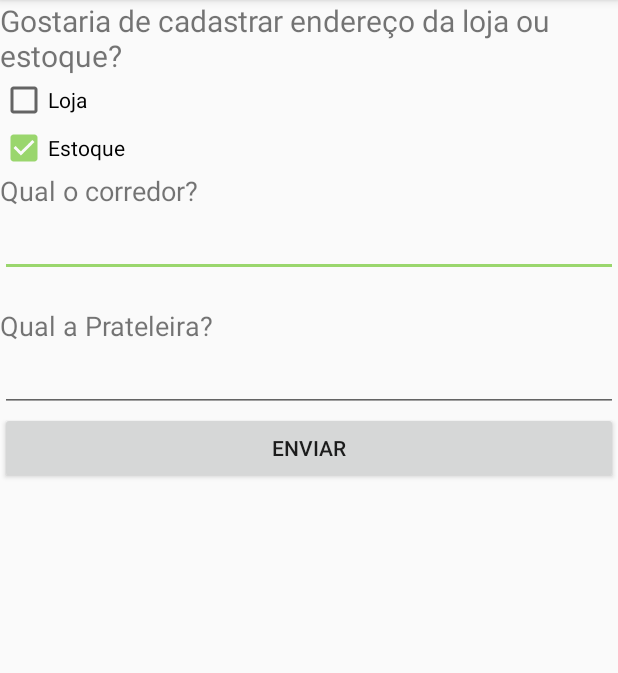
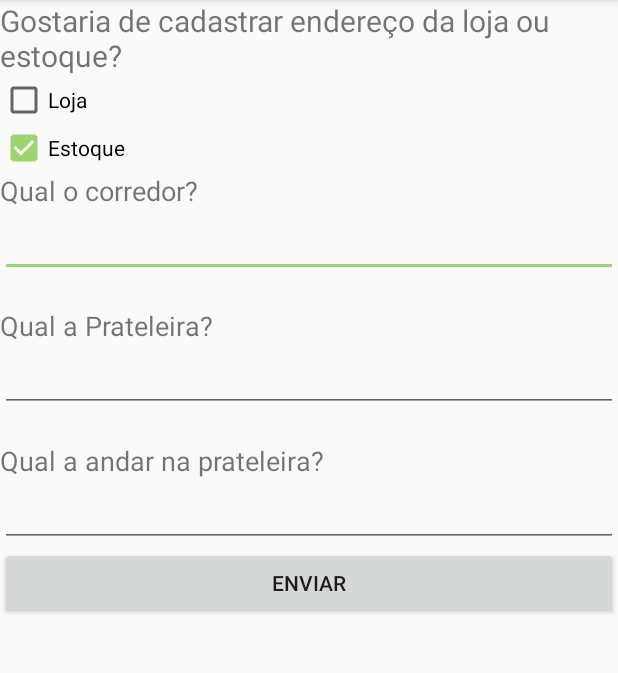
Before and after one commit to ErickjrSantos/GOPP, an Android app: the CadastroEnderecoActivity screen opened directly, with no data from a screen before it, on a phone screen of 412 x 824 dp, the part 84-757 px from its top. Run offline under Robolectric (Android 15) with nearby library versions, the phone set to English and light mode, and no system bars.

Commit message:
Cadastro de endereco, falta connection!

```diff
--- a/app/src/main/java/com/example/admin/estoquescan/CadastroEnderecoActivity.java
+++ b/app/src/main/java/com/example/admin/estoquescan/CadastroEnderecoActivity.java
@@ -10,18 +10,21 @@ import android.widget.TextView;
 import android.widget.Toast;
 
 public class CadastroEnderecoActivity extends AppCompatActivity {
-    EditText txtCorredor;
-    EditText txtPrateleira;
-    int tipoDoEndereco = 0;
+    private EditText txtCorredor;
+    private EditText txtPrateleira;
+    private EditText txtAndarPrateleira;
+    private int tipoDoEndereco = 0;
     @Override
     protected void onCreate(Bundle savedInstanceState) {
         super.onCreate(savedInstanceState);
         setContentView(R.layout.activity_cadastro_endereco);
         txtCorredor = (EditText) findViewById(R.id.txtnomeCorredor);
         txtPrateleira = (EditText) findViewById(R.id.txtnomePrateleira);
+        txtAndarPrateleira = (EditText) findViewById(R.id.txtAndarPrateleira);
         final CheckBox checkLoja = (CheckBox) findViewById(R.id.lojaBox);
         final CheckBox checkEstoque = (CheckBox) findViewById(R.id.estoqueBox);
         checkEstoque.setChecked(true);
+
         Button btbCadastro = (Button) findViewById(R.id.botaoEnvia);
         btbCadastro.setOnClickListener(new View.OnClickListener() {
             @Override
@@ -30,6 +33,7 @@ public class CadastroEnderecoActivity extends AppCompatActivity {
                 try {
                     String nomeCorredor = txtCorredor.getText().toString();
                     String nomePrateleira = txtPrateleira.getText().toString();
+                    String numeroPrateleira = txtAndarPrateleira.getText().toString();
                     if(checkLoja.isChecked()) {
                         tipoDoEndereco = 1;
                     }
--- a/app/src/main/res/layout/activity_cadastro_endereco.xml
+++ b/app/src/main/res/layout/activity_cadastro_endereco.xml
@@ -42,6 +42,12 @@
             />
         <EditText
             android:id="@+id/txtnomePrateleira"/>
+        <TextView
+            android:text="Qual a andar na prateleira? "
+            android:textSize="18dp"
+            android:layout_marginTop="20dp"/>
+        <EditText
+            android:id="@+id/txtAndarPrateleira"/>
         <Button
             android:id="@+id/botaoEnvia"
             android:text="enviar"/>
```
Also changed, not shown: app/src/main/java/com/example/admin/estoquescan/MainActivity.java (line endings or trailing spaces).
